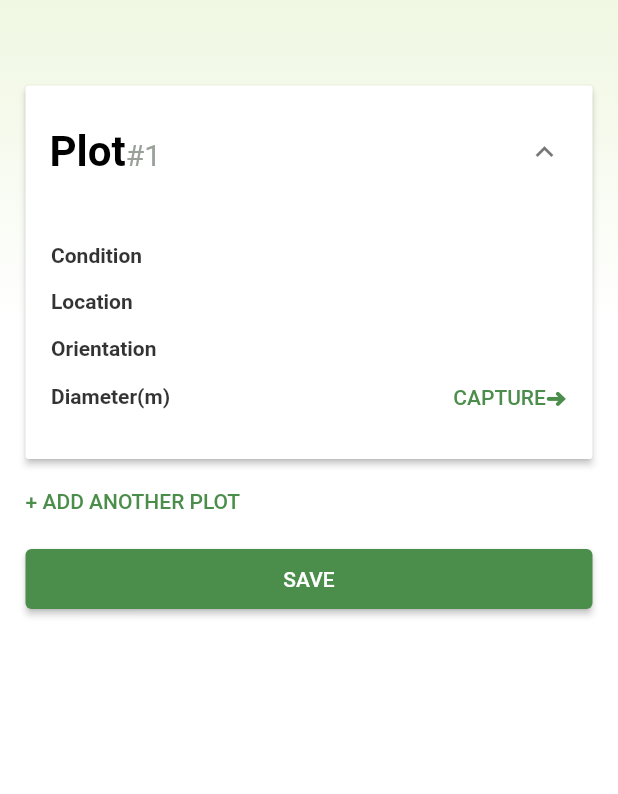
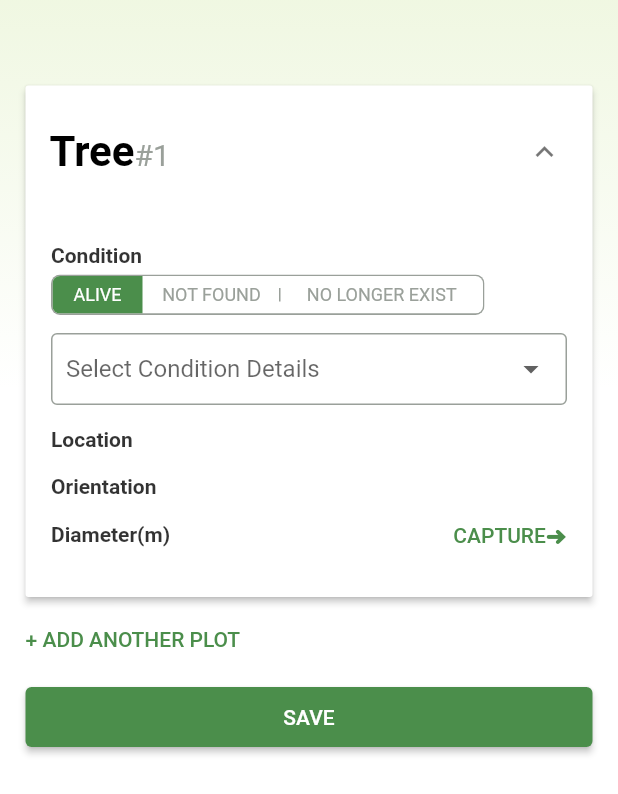
Before and after one commit to MingyueX/GreenLens, a Flutter app: the TreeCollectPage screen opened directly with empty values, on a phone screen of 412 x 824 dp. Shown: the top 794 px of the screen. Run offline on Flutter 3.47's test engine with Material 2 defaults, Android fonts, the phone set to English and light mode, and no system bars; drawn by our look-alikes of flutter_platform_widgets, toggle_switch; our stand-ins replace drift, flutter_bloc; missing offline and left inert: ar_flutter_plugin, chaquopy; accounts and stored records are empty; generated files the repository leaves out were written again; Roboto replaces fonts that are missing (Poppins).

```diff
--- a/lib/screens/tree_collect_page/tree_collect_page.dart
+++ b/lib/screens/tree_collect_page/tree_collect_page.dart
@@ -57,7 +57,7 @@ class _TreeCollectPageState extends State<TreeCollectPage> {
                                       Theme.of(context).textTheme.headlineLarge,
                                   children: <TextSpan>[
                                     const TextSpan(
-                                      text: "Plot",
+                                      text: "Tree",
                                     ),
                                     TextSpan(
                                         text: "#${index + 1}",
--- a/lib/screens/tree_collect_page/widget/tree_collect_card.dart
+++ b/lib/screens/tree_collect_page/widget/tree_collect_card.dart
@@ -1,6 +1,38 @@
 import 'package:flutter/material.dart';
+import 'package:toggle_switch/toggle_switch.dart';
 import 'package:tree/base/widgets/plain_button.dart';
 import 'package:tree/image_capture_screen.dart';
+import 'package:tree/theme/colors.dart';
+
+enum TreeAliveCondition {
+  normal("Normal", "a"),
+  broken("Broken stem/top & resprouting, or at least live phloem/xylem", "b"),
+  leaning("Leaning by ≥10%", "c"),
+  fallen("Fallen", "d"),
+  fluted("Tree fluted or/fenestrated", "e"),
+  hollow("Hollow", "f"),
+  rotten("Rotten and or presence of bracket fungus", "g"),
+  multiStemmed("Multiple stemmed individual", "h"),
+  noLeaves("No leaves, few leaves", "i"),
+  burnt("Burnt", "j"),
+  snapped("Snapped < 1.3m", "k"),
+  liana("Has liana ≥10cm diameter on stem or in canopy", "l"),
+  coveredByLianas("Covered by lianas", "m"),
+  newRecruit("New recruit", "n"),
+  lightningDamage("Lightning damage", "o"),
+  cut("Cut", "p"),
+  peelingBark("Peeling bark", "q"),
+  hasStrangler("Has a strangler", "s"),
+  hasWound("Has wound and/or cambium exposed", "w"),
+  elephantDamage("Elephant damage", "x"),
+  termiteDamage("Termite damage", "y"),
+  decliningProductivity("Declining productivity", "z");
+
+  const TreeAliveCondition(this.detail, this.statusCode);
+
+  final String detail;
+  final String statusCode;
+}
 
 class TreeCollectCard extends StatefulWidget {
   const TreeCollectCard({Key? key}) : super(key: key);
@@ -12,8 +44,19 @@ class TreeCollectCard extends StatefulWidget {
 class _TreeCollectCardState extends State<TreeCollectCard> {
   static const double spacing = 15;
 
+  TreeAliveCondition? selectedCondition;
+
   @override
   Widget build(BuildContext context) {
+    final List<DropdownMenuEntry<TreeAliveCondition>> conditionEntries =
+        <DropdownMenuEntry<TreeAliveCondition>>[];
+    for (final TreeAliveCondition condition in TreeAliveCondition.values) {
+      conditionEntries.add(
+        DropdownMenuEntry<TreeAliveCondition>(
+            value: condition, label: condition.detail),
+      );
+    }
+
     return Form(
         child: Padding(
       padding: const EdgeInsets.all(17),
@@ -22,6 +65,75 @@ class _TreeCollectCardState extends State<TreeCollectCard> {
         crossAxisAlignment: CrossAxisAlignment.start,
         children: [
           Text("Condition", style: Theme.of(context).textTheme.headlineMedium),
+          const SizedBox(height: 5),
+          ToggleSwitch(
+            minWidth: 285,
+            minHeight: 25,
+            cornerRadius: 5,
+            borderColor: const [AppColors.grey],
+            inactiveBgColor: AppColors.baseWhite,
+            inactiveFgColor: AppColors.grey,
+            activeBgColor: const [AppColors.primaryGreen],
+            dividerColor: AppColors.grey,
+            activeBorders: [Border.all(color: AppColors.baseWhite, width: 2)],
+            borderWidth: 1,
+            labels: const ['ALIVE', 'NOT FOUND', 'NO LONGER EXIST'],
+            customWidths: const [60, 90, 135],
+            customTextStyles: const [
+              TextStyle(fontSize: 12.0),
+              TextStyle(fontSize: 12.0),
+              TextStyle(fontSize: 12.0),
+            ],
+          ),
+          SizedBox(height: 12),
+          DropdownButtonFormField(
+              decoration: const InputDecoration(
+                border: OutlineInputBorder(borderSide: BorderSide(color: AppColors.grey)),
+                enabledBorder: OutlineInputBorder(borderSide: BorderSide(color: AppColors.grey)),
+                focusedBorder: OutlineInputBorder(borderSide: BorderSide(color: AppColors.grey)),
+                  contentPadding: EdgeInsets.only(left: 10)
+              ),
+              hint: Text("Select Condition Details"),
+              menuMaxHeight: 250,
+              focusColor: AppColors.primaryGreen,
+              value: selectedCondition,
+              borderRadius: BorderRadius.circular(5),
+              isExpanded: true,
+              isDense: false,
+              items: TreeAliveCondition.values
+                  .map((e) => DropdownMenuItem(
+                        value: e,
+                        child: Text(
+                          e.detail,
+                        ),
+                      ))
+                  .toList(),
+              onChanged: (condition) {
+                setState(() {
+                  selectedCondition = condition;
+                });
+              }),
+
+          /*DropdownMenu<TreeAliveCondition>(
+            initialSelection: TreeAliveCondition.normal,
+            label: const Text('Color'),
+            dropdownMenuEntries: conditionEntries,
+            onSelected: (TreeAliveCondition? condition) {
+              setState(() {
+                selectedCondition = condition;
+              });
+            },
+            menuStyle: MenuStyle(
+              shape: MaterialStateProperty.all(
+                const RoundedRectangleBorder(
+                  borderRadius: BorderRadius.all(Radius.circular(5.0)),
+                ),
+              ),
+              minimumSize: MaterialStateProperty.all(Size(285, 25)),
+              maximumSize: MaterialStateProperty.all(Size(285, 200)),
+            ),
+          ),*/
+
           const SizedBox(height: spacing),
           Text("Location", style: Theme.of(context).textTheme.headlineMedium),
           const SizedBox(height: spacing),
--- /dev/null
+++ b/lib/services/storage/database.dart
@@ -0,0 +1,30 @@
+import 'dart:io';
+import 'package:drift/drift.dart';
+import 'package:drift/native.dart';
+import 'package:path_provider/path_provider.dart';
+import 'package:path/path.dart' as p;
+import 'package:tree/services/storage/plot/plot_table.dart';
+import 'package:tree/services/storage/queries.dart';
+import 'package:tree/services/storage/tree/tree_table.dart';
+import 'package:tree/services/storage/farmer/farmer_table.dart';
+
+// generated file, run "dart run build_runner build" to generate
+part 'database.g.dart';
+
+@DriftDatabase(tables: [Farmer, Plot, Tree])
+class Database extends _$Database {
+  Database() : super(_openConnection());
+
+  @override
+  int get schemaVersion => 1;
+
+  DbQuery get dbQuery => DbQuery(db: this);
+}
+
+LazyDatabase _openConnection() {
+  return LazyDatabase(() async {
+    final dbFolder = await getApplicationDocumentsDirectory();
+    final file = File(p.join(dbFolder.path, 'db.sqlite'));
+    return NativeDatabase.createInBackground(file);
+  });
+}
--- /dev/null
+++ b/lib/services/storage/queries.dart
@@ -0,0 +1,35 @@
+import 'package:drift/drift.dart';
+
+class DbQuery {
+  DbQuery({required this.db});
+
+  final GeneratedDatabase db;
+
+  Future<void> insert(TableInfo<Table, Insertable> table, Insertable<Insertable> entry, UpsertClause<Table, Insertable<dynamic>>? onConflict) {
+    return db.into(table).insert(entry, onConflict: onConflict ?? DoNothing());
+  }
+
+  Future<void> insertAll(TableInfo<Table, Insertable> table, final List<Insertable> entries, UpsertClause<Table, dynamic>? onConflict) async {
+    return await db.batch((batch) {
+      batch.insertAll(table, entries, onConflict: onConflict ?? DoNothing());
+    });
+  }
+
+  Future<void> update(TableInfo<Table, Insertable> table, Insertable<Insertable> entry) {
+    return db.update(table).replace(entry);
+  }
+
+  Future<void> delete(TableInfo<Table, Insertable> table, Insertable<Insertable> entry) {
+    return db.delete(table).delete(entry);
+  }
+
+  Future<Insertable> select(TableInfo<Table, Insertable> table, Function filter) async {
+    return await (db.select(table)..where((row) => filter(row)))
+        .getSingle();
+  }
+
+  Future<List<Insertable>> search(TableInfo<Table, Insertable> table, Function filter) async {
+    return await (db.select(table)..where((row) => filter(row)))
+        .get();
+  }
+}
--- a/pubspec.yaml
+++ b/pubspec.yaml
@@ -37,9 +37,13 @@ dependencies:
   cupertino_icons: ^1.0.2
   chaquopy: ^0.0.19
   drift: ^2.10.0
+  sqlite3_flutter_libs: ^0.5.15
+  path_provider: ^2.0.15
+  path: ^1.8.3
   flutter_bloc: ^8.1.2
   flutter_platform_widgets: ^3.3.5
   intl: ^0.18.1
+  toggle_switch: ^2.1.0
   collection:
 
   ar_flutter_plugin:
@@ -57,6 +61,8 @@ dev_dependencies:
   # package. See that file for information about deactivating specific lint
   # rules and activating additional ones.
   flutter_lints: ^2.0.0
+  drift_dev: ^2.9.0
+  build_runner: ^2.4.6
 
 # For information on the generic Dart part of this file, see the
 # following page: https://dart.dev/tools/pub/pubspec
```
Also changed, not shown: lib/model/models.dart (added), lib/services/storage/db_service.dart (added), pubspec.lock, 5 other files.
